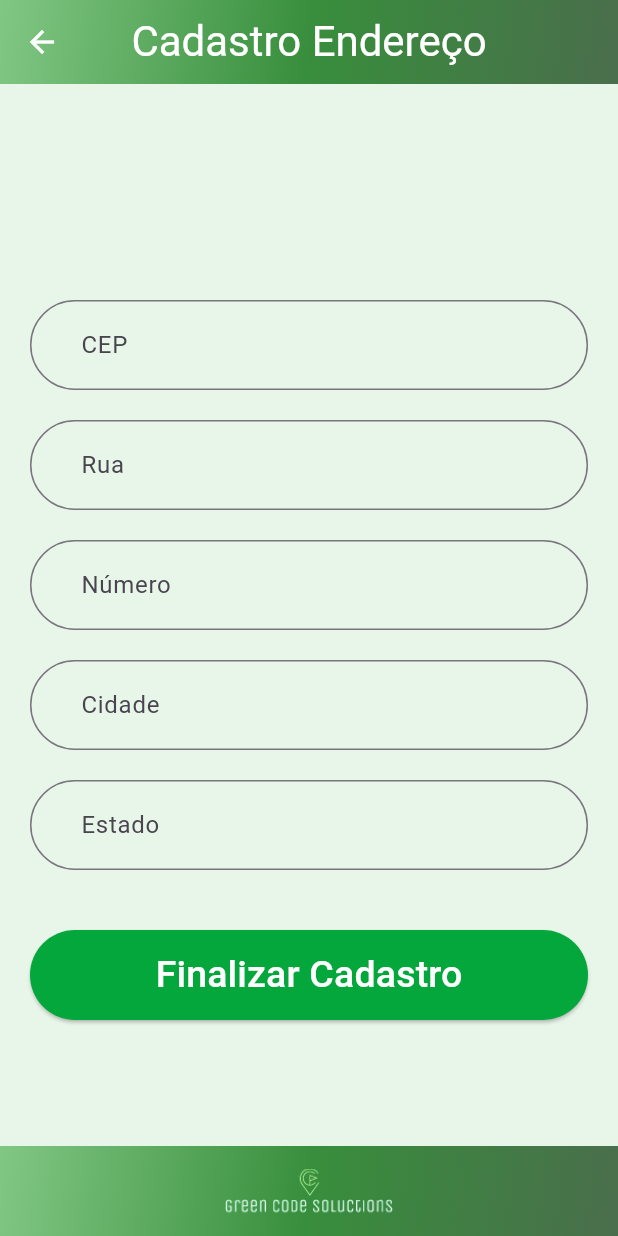
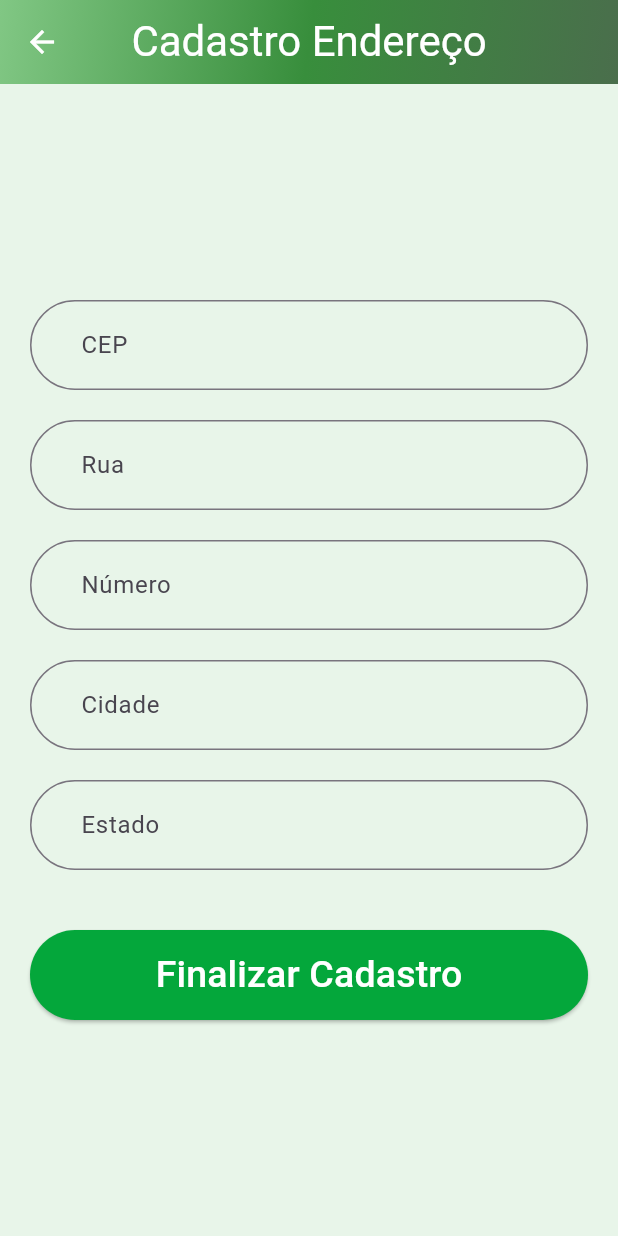
Before and after one commit to Lucat2209/Mobile, a Flutter app: the CadastroEndereco screen opened directly with empty values, on a phone screen of 412 x 824 dp. Run offline on Flutter 3.47's test engine with Material 3 defaults, Android fonts, the light colour scheme and no system bars; our stand-ins replace shared_preferences; accounts and stored records are empty.

Commit message:
Atualização 11/06.2

```diff
--- a/lib/cadastroendereco.dart
+++ b/lib/cadastroendereco.dart
@@ -211,9 +211,7 @@ class _CadastroEnderecoState extends State<CadastroEndereco> {
           ),
         ),
       ),
-      body: Stack(
-        children: [
-          Center(
+      body: Center(
         child: SingleChildScrollView(
           padding: const EdgeInsets.all(20),
           child: Form(
@@ -270,35 +268,6 @@ class _CadastroEnderecoState extends State<CadastroEndereco> {
             ),
           ),
         ),
-          ),
-          // Rodapé
-          Positioned(
-            bottom: 0,
-            left: 0,
-            right: 0,
-            child: Container(
-              height: 60,
-              decoration: const BoxDecoration(
-                gradient: LinearGradient(
-                  colors: [
-                    Color(0xFF81C784),
-                    Color(0xFF388E3C),
-                    Color.fromARGB(255, 74, 110, 76),
-                  ],
-                  begin: Alignment.topLeft,
-                  end: Alignment.bottomRight,
-                ),
-              ),
-              child: Center(
-                child: Image.asset(
-                  'images/logo.png',
-                  fit: BoxFit.contain,
-                  height: 30,
-                ),
-              ),
-            ),
-          ),
-        ],
       ),
     );
   }
```
Lines whose indentation alone changed are shown as unchanged.
